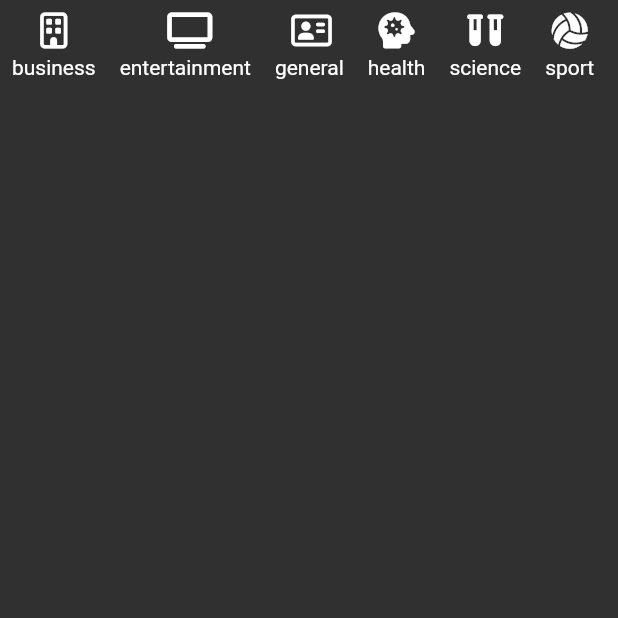
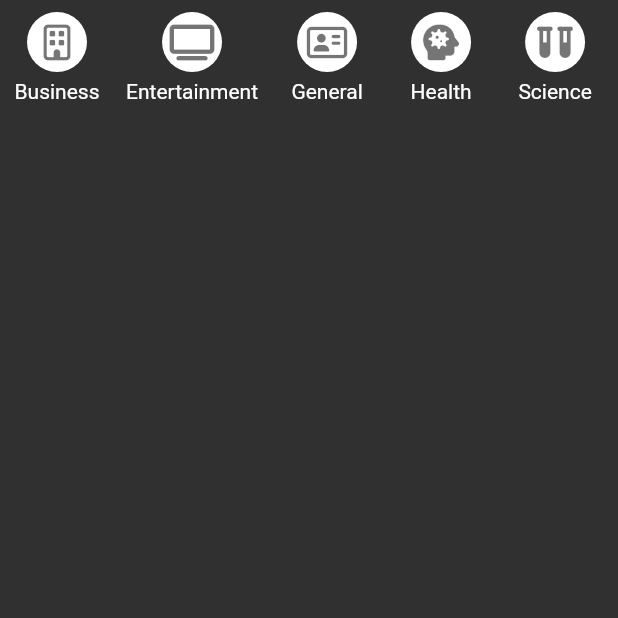
Before and after one commit to Gomez-Enzo/newspaper, a Flutter app: the Tab2Screen screen opened directly, on a phone screen of 412 x 824 dp, the top half of it. Run offline on Flutter 3.47's test engine with Material 2 defaults, Android fonts, the light colour scheme and no system bars; our stand-ins replace font_awesome_flutter; network calls fail.

Commit message:
Category menu

```diff
--- a/lib/src/pages/tab2_page.dart
+++ b/lib/src/pages/tab2_page.dart
@@ -1,4 +1,5 @@
 import 'package:flutter/material.dart';
+import 'package:newspaper/src/models/category_model.dart';
 import 'package:newspaper/src/services/news_services.dart';
 import 'package:provider/provider.dart';
 
@@ -31,15 +32,18 @@ class _ListaCategorias extends StatelessWidget {
       scrollDirection: Axis.horizontal,
       itemCount: categories.length,
       itemBuilder: (BuildContext context, int index) {
+        final cName = categories[index].name;
         return Padding(
           padding: EdgeInsets.all(8),
           child: Column(
             children: [
-              Icon(categories[index].icon),
+              _CategoryButton(
+                categoria: categories[index],
+              ),
               SizedBox(
                 height: 5,
               ),
-              Text(categories[index].name)
+              Text('${cName[0].toUpperCase()}${cName.substring(1)}')
             ],
           ),
         );
@@ -47,3 +51,32 @@ class _ListaCategorias extends StatelessWidget {
     );
   }
 }
+
+class _CategoryButton extends StatelessWidget {
+  const _CategoryButton({
+    required this.categoria,
+  });
+  final Category categoria;
+
+  @override
+  Widget build(BuildContext context) {
+    return GestureDetector(
+      onTap: () {
+        print('${categoria.name}');
+      },
+      child: Container(
+        width: 40,
+        height: 40,
+        margin: EdgeInsets.symmetric(horizontal: 10),
+        decoration: BoxDecoration(
+          shape: BoxShape.circle,
+          color: Colors.white,
+        ),
+        child: Icon(
+          categoria.icon,
+          color: Colors.black54,
+        ),
+      ),
+    );
+  }
+}
```
